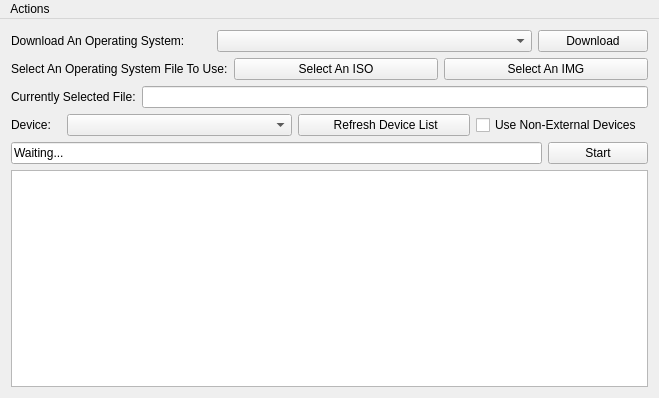
Above: source/mainwindow.ui from GregoryConrad/BootableDriveMaker before the change. Below: the same form after it.
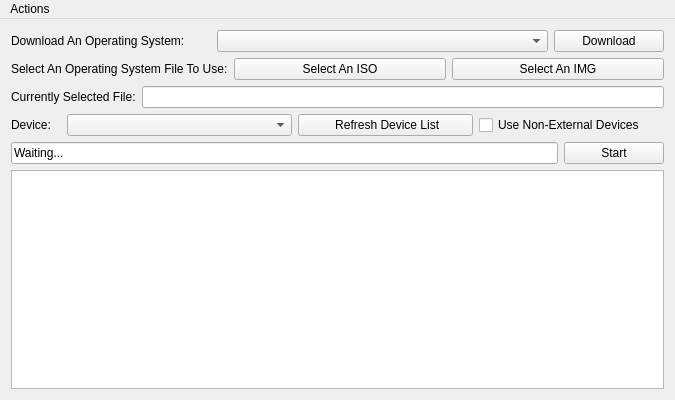
That is the form after the change.

Diff of the .ui file:
```diff
--- a/source/mainwindow.ui
+++ b/source/mainwindow.ui
@@ -6,8 +6,8 @@
    <rect>
     <x>0</x>
     <y>0</y>
-    <width>659</width>
-    <height>398</height>
+    <width>675</width>
+    <height>400</height>
    </rect>
   </property>
   <property name="windowTitle">
@@ -210,7 +210,7 @@
     <rect>
      <x>0</x>
      <y>0</y>
-     <width>659</width>
+     <width>675</width>
      <height>22</height>
     </rect>
    </property>
```
